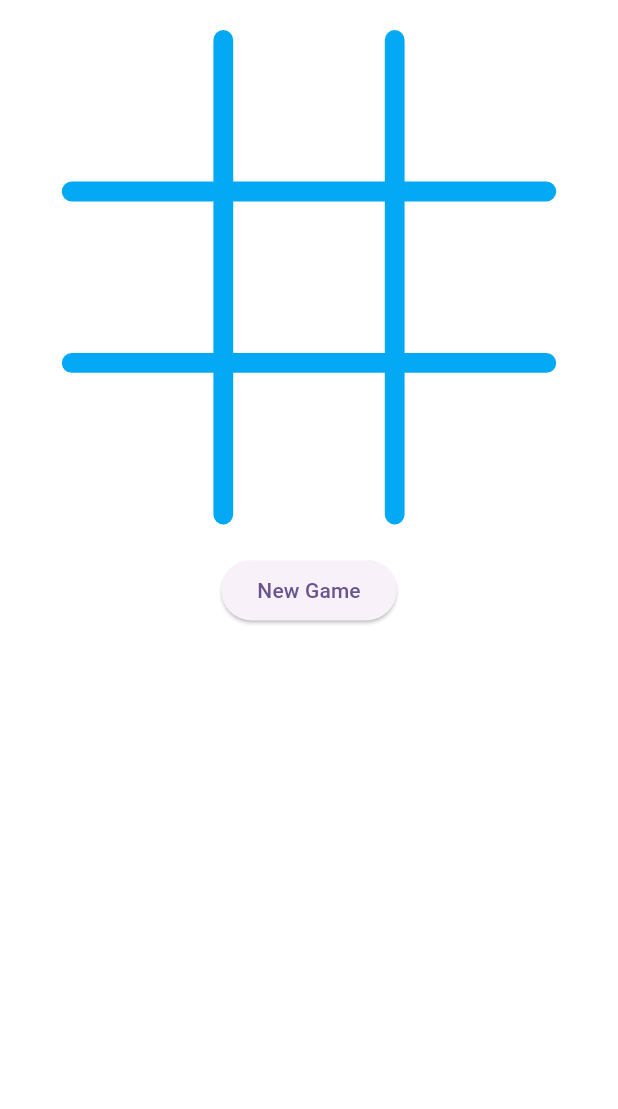
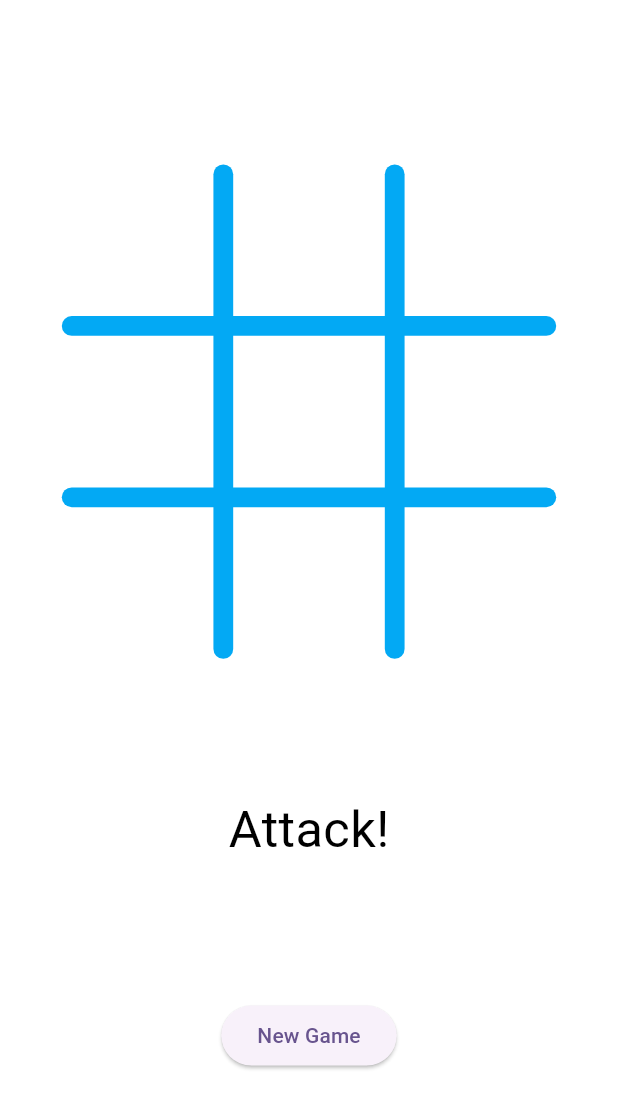
Before and after one commit to dyaboykyl/tic-attack-back, a Flutter app: the screen it shows after launch, after a tap on "New Game", on a phone screen of 412 x 824 dp. Shown: the top 1109 px of the screen. Run offline on Flutter 3.47's test engine with Material 3 defaults, Android fonts, the phone set to English and light mode, and no system bars; our stand-ins replace firebase_core, flutter_mobx, mobx; accounts and stored records are empty; generated files the repository leaves out were written again.

Commit message:
Defend move

```diff
--- a/flutter/analysis_options.yaml
+++ b/flutter/analysis_options.yaml
@@ -25,6 +25,7 @@ linter:
     prefer_single_quotes: true  # Uncomment to enable the `prefer_single_quotes` rule
     avoid_function_literals_in_foreach_calls: false
     constant_identifier_names: false
+    library_private_types_in_public_api: false
 
 # Additional information about this file can be found at
 # https://dart.dev/guides/language/analysis-options
--- a/flutter/lib/game_store.dart
+++ b/flutter/lib/game_store.dart
@@ -1,5 +1,6 @@
 import 'package:flutter/material.dart';
 import 'package:mobx/mobx.dart';
+import 'package:tic_attack_back/bot.dart';
 
 part 'game_store.g.dart';
 
@@ -8,23 +9,85 @@ enum Marker {
   O,
   EMPTY;
 
-  getText() => this == X
+  String get text => this == X
       ? 'X'
       : this == O
           ? 'O'
           : '';
 }
 
+enum GameState { OVER, WAITING_FOR_MOVE, EVALUATING }
+
 class GameStore = _GameStoreBase with _$GameStore;
+
+final bot = Bot(Marker.O);
+const playerMarker = Marker.X;
+const waitTime = Duration(milliseconds: 1500);
+
+const winningCombinations = [
+  [0, 1, 2],
+  [3, 4, 5],
+  [6, 7, 8],
+  [0, 3, 6],
+  [1, 4, 7],
+  [2, 5, 8],
+  [0, 4, 8],
+  [2, 4, 6],
+];
+
+List<int>? getWinner(List<Marker> markers) {
+  for (var combination in winningCombinations) {
+    if (combination
+        .every((i) => markers[i] == markers[combination[0]] && markers[i] != Marker.EMPTY)) {
+      return combination;
+    }
+  }
+
+  return null;
+}
 
 abstract class _GameStoreBase with Store {
   final markers = ObservableList<Marker>();
   @observable
-  Marker currentPlayer = Marker.X;
+  Marker attacker = playerMarker;
   @observable
   List<int>? winningCombination;
   @computed
+  bool get playerTurn => attacker == playerMarker;
+  @computed
   Marker? get winningPlayer => winningCombination == null ? null : markers[winningCombination![0]];
+  @computed
+  Marker get defender => attacker == Marker.X ? Marker.O : Marker.X;
+  @computed
+  String get actionText {
+    print('[actionText] $gameState $playerMove $botMove $winningCombination $winningPlayer');
+    if (gameState == GameState.OVER) {
+      if (winningCombination == null) {
+        return 'Stalemate!';
+      }
+
+      return '${winningPlayer?.text} wins!';
+    }
+
+    if (gameState == GameState.EVALUATING) {
+      if (playerMove == botMove) {
+        return '${attacker.text} blocked by ${defender.text}!';
+      }
+
+      return 'Hit by ${attacker.text}!';
+    }
+
+    return attacker == Marker.X ? 'Attack!' : 'Defend!';
+  }
+
+  @observable
+  int? playerMove;
+  @observable
+  int? botMove;
+  @observable
+  GameState gameState = GameState.OVER;
+  @observable
+  int? hoveredPos;
 
   Color getMarkerColor(int pos) {
     if (winningCombination?.contains(pos) ?? false) {
@@ -42,6 +105,31 @@ abstract class _GameStoreBase with Store {
     return Colors.transparent;
   }
 
+  Color getHoverMarkerColor(int pos) {
+    if (hoveredPos == pos &&
+        markers[pos] == Marker.EMPTY &&
+        playerTurn &&
+        gameState == GameState.WAITING_FOR_MOVE) {
+      return const Color.fromARGB(127, 99, 207, 102);
+    }
+
+    return Colors.transparent;
+  }
+
+  Color getHoverColor(int pos) {
+    if (markers[pos] != Marker.EMPTY ||
+        hoveredPos != pos ||
+        gameState != GameState.WAITING_FOR_MOVE) {
+      return Colors.transparent;
+    }
+
+    if (playerMarker == attacker) {
+      return Colors.transparent;
+    } else {
+      return const Color.fromARGB(127, 99, 207, 102);
+    }
+  }
+
   init() {
     onNewGamePressed();
   }
@@ -50,45 +138,89 @@ abstract class _GameStoreBase with Store {
   onNewGamePressed() {
     markers.clear();
     winningCombination = null;
+    playerMove = null;
+    botMove = null;
+    gameState = GameState.WAITING_FOR_MOVE;
     for (var i = 0; i < 9; i++) {
       markers.add(Marker.EMPTY);
     }
   }
 
   @action
-  onMarkerTapped(int pos) {
+  onHoverSquare(int pos) {
+    hoveredPos = pos;
+  }
+
+  @action
+  onUnhoverSquare(int pos) {
+    if (hoveredPos == pos) {
+      hoveredPos = null;
+    }
+  }
+
+  @action
+  onMarkerTapped(int pos) async {
+    if (gameState != GameState.WAITING_FOR_MOVE) {
+      return;
+    }
+
     if (winningCombination != null) {
       return;
     }
 
+    if (markers[pos] != Marker.EMPTY) {
+      return;
+    }
+
     print('$pos tapped');
-    markers[pos] = currentPlayer;
+    playerMove = pos;
+    _makeBotMove();
+    await evaluateTurn();
+  }
+
+  @action
+  evaluateTurn() async {
+    print('Evaluating: player=$playerMove bot=$botMove');
+    gameState = GameState.EVALUATING;
+    if (playerMove != botMove) {
+      final attackMove = playerTurn ? playerMove : botMove;
+      markers[attackMove!] = playerTurn ? playerMarker : bot.marker;
+    }
+    await Future.delayed(waitTime);
+
+    playerMove = null;
+    botMove = null;
     _checkPlayerWon();
+    _switchTurn();
+  }
 
-    if (winningCombination == null) {
-      currentPlayer = currentPlayer == Marker.X ? Marker.O : Marker.X;
+  @action
+  _switchTurn() {
+    print('state: $gameState');
+    if (gameState == GameState.EVALUATING) {
+      print('New turn');
+      gameState = GameState.WAITING_FOR_MOVE;
+    }
+
+    attacker = attacker == Marker.X ? Marker.O : Marker.X;
+  }
+
+  @action
+  _checkPlayerWon() {
+    print('[_checkPlayerWon]');
+    winningCombination = getWinner(markers);
+    if (winningCombination != null) {
+      gameState = GameState.OVER;
+      print('winning combination: $winningCombination');
+    } else {
+      if (markers.where((m) => m == Marker.EMPTY).length == 1) {
+        gameState = GameState.OVER;
+      }
     }
   }
 
-  _checkPlayerWon() {
-    const winningCombinations = [
-      [0, 1, 2],
-      [3, 4, 5],
-      [6, 7, 8],
-      [0, 3, 6],
-      [1, 4, 7],
-      [2, 5, 8],
-      [0, 4, 8],
-      [2, 4, 6],
-    ];
-
-    for (var combination in winningCombinations) {
-      if (combination
-          .every((i) => markers[i] == markers[combination[0]] && markers[i] != Marker.EMPTY)) {
-        winningCombination = combination;
-        print('winningCombination: $combination');
-        break;
-      }
-    }
+  _makeBotMove() async {
+    // await Future.delayed(const Duration(seconds: 1));
+    botMove = playerTurn ? bot.defend(markers) : bot.attack(markers);
   }
 }
--- a/flutter/lib/game_view.dart
+++ b/flutter/lib/game_view.dart
@@ -16,7 +16,7 @@ class _GameScreenState extends State<GameScreen> {
 
   double get width {
     final size = MediaQuery.of(context).size;
-    return min(size.width, size.height) * .8;
+    return min(size.width * .8, size.height * .7);
   }
 
   double get height => width;
@@ -38,10 +38,13 @@ class _GameScreenState extends State<GameScreen> {
         child: Padding(
           padding: const EdgeInsets.symmetric(vertical: 20),
           child: Column(
+            mainAxisAlignment: MainAxisAlignment.spaceEvenly,
             children: [
               // const SizedBox(height: 20),
               board(),
-              const SizedBox(height: 20),
+              // const SizedBox(height: 20),
+              actionText(),
+              // const SizedBox(height: 10),
               newGameButton(),
             ],
           ),
@@ -98,24 +101,49 @@ class _GameScreenState extends State<GameScreen> {
   }
 
   Widget markerSquare(pos) {
-    return GestureDetector(
-      onTap: () => store.onMarkerTapped(pos),
-      child: Container(
-        color: Colors.transparent,
-        width: squareWidth,
-        child:
-            Observer(builder: (context) => marker(store.markers[pos], store.getMarkerColor(pos))),
+    return Container(
+      width: squareWidth,
+      padding: EdgeInsets.all(squareWidth * .05),
+      child: GestureDetector(
+        onTap: () => store.onMarkerTapped(pos),
+        child: MouseRegion(
+          onEnter: (e) => store.onHoverSquare(pos),
+          onExit: (e) => store.onUnhoverSquare(pos),
+          child: Observer(
+            builder: (context) => Container(
+                color: store.getHoverColor(pos),
+                child: Stack(
+                  children: [
+                    marker(store.markers[pos], store.getMarkerColor(pos)),
+                    markerPreview(pos),
+                  ],
+                )),
+          ),
+        ),
       ),
     );
+  }
+
+  Widget markerPreview(int pos) {
+    return Observer(builder: (c) => marker(playerMarker, store.getHoverMarkerColor(pos)));
   }
 
   Widget marker(Marker marker, Color color) {
     return Center(
       child: Text(
-        marker.getText(),
+        marker.text,
         style: TextStyle(fontSize: squareWidth, height: 1, color: color),
       ),
     );
+  }
+
+  Widget actionText() {
+    return Center(
+        child: Observer(
+            builder: (c) => Text(
+                  store.actionText,
+                  style: TextStyle(fontSize: squareWidth / 3, color: Colors.black),
+                )));
   }
 
   Widget newGameButton() {
--- a/flutter/pubspec.yaml
+++ b/flutter/pubspec.yaml
@@ -29,6 +29,7 @@ environment:
 # versions available, run `flutter pub outdated`.
 dependencies:
   cupertino_icons: ^1.0.8
+  firebase_core: ^3.8.0
   flutter:
     sdk: flutter
   flutter_mobx: ^2.2.1+1
```
Also changed, not shown: flutter/lib/bot.dart (added, +27 -0 lines), flutter/firebase.json (added), flutter/lib/firebase_options.dart (added), flutter/lib/game_store.g.dart, flutter/pubspec.lock, 4 other files.
